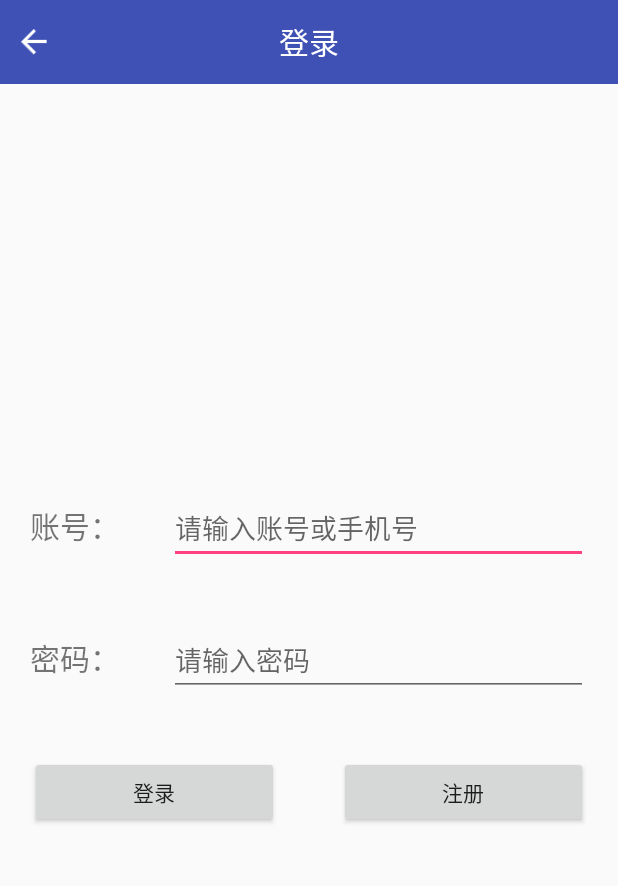
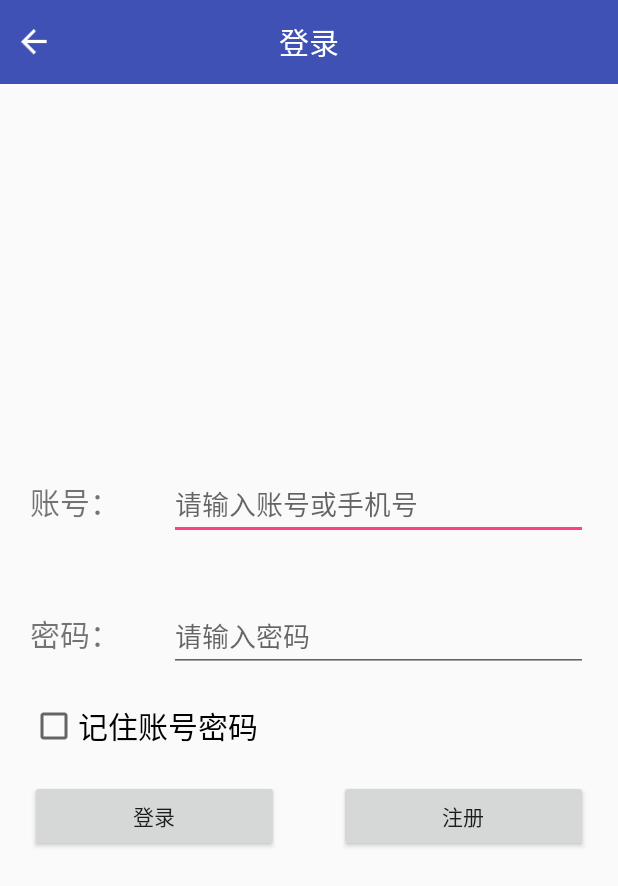
Before and after one commit to NightOfTheDay/coolweather, an Android app: the screen it shows after launch (LogInActivity), on a phone screen of 412 x 824 dp. Shown: the top 886 px of the screen. Run offline under Robolectric (Android 15) with nearby library versions, the light colour scheme and no system bars; libraries missing offline, so code that uses them is left out: org.litepal.crud; 4 statements that could not run were skipped.

Commit message:
添加启动画面

```diff
--- a/app/src/main/java/com/coolweather/android/RegisterActivity.java
+++ b/app/src/main/java/com/coolweather/android/RegisterActivity.java
@@ -91,7 +91,9 @@ public class RegisterActivity extends AppCompatActivity implements View.OnClickL
                     User u = new User();
                     u.setAccount(editAccount.getText().toString());
                     u.setPass(editPass.getText().toString());
-                    u.setPass(editPhone.getText().toString());
+                    u.setPhone(editPhone.getText().toString());
+                    u.setRemember("0");
+                    u.setQuit("0");
                     u.save();
                     //提示
                     AlertDialog.Builder aelrt = new AlertDialog.Builder(RegisterActivity.this);
--- /dev/null
+++ b/app/src/main/java/com/coolweather/android/WelcomeActivity.java
@@ -0,0 +1,107 @@
+package com.coolweather.android;
+
+import android.content.Context;
+import android.content.Intent;
+import android.database.Cursor;
+import android.net.ConnectivityManager;
+import android.net.NetworkInfo;
+import android.os.AsyncTask;
+import android.support.v7.app.AppCompatActivity;
+import android.os.Bundle;
+import android.view.WindowManager;
+
+import com.coolweather.android.db.User;
+
+import org.litepal.crud.DataSupport;
+
+import java.util.List;
+
+import static android.provider.Contacts.PresenceColumns.OFFLINE;
+
+/**
+ * 欢迎界面
+ */
+public class WelcomeActivity extends AppCompatActivity {
+
+    @Override
+    protected void onCreate(Bundle savedInstanceState) {
+        super.onCreate(savedInstanceState);
+        //不显示系统的标题栏，保证windowBackground和界面activity_main的大小一样，显示在屏幕不会有错位（去掉这一行试试就知道效果了）
+        getWindow().setFlags(WindowManager.LayoutParams.FLAG_FULLSCREEN, WindowManager.LayoutParams.FLAG_FULLSCREEN);
+        setContentView(R.layout.activity_welcome);
+        //启动线程
+        new MyAsyncTask().execute();
+    }
+
+
+    /**
+     * 启动界面线程
+     */
+    class MyAsyncTask extends AsyncTask<Void, Void, Integer> {
+        private static final int FAILURE = 0; // 失败
+        private static final int SUCCESS = 1; // 成功
+        private  boolean DATA;//
+        private static final int SHOW_TIME_MIN = 2000;
+
+        @Override
+        protected Integer doInBackground(Void... arg0) {
+            //计算延长时间
+            int result;
+            result = loadingCache();
+            long startTime = System.currentTimeMillis();
+            long loadingTime = System.currentTimeMillis() - startTime;
+            if (loadingTime < SHOW_TIME_MIN) {
+                try {
+                    Thread.sleep(SHOW_TIME_MIN - loadingTime);
+                } catch (InterruptedException e) {
+                    e.printStackTrace();
+                }
+            }
+
+            //耗时逻辑
+            //判断是否记住密码了
+            List<User> list = DataSupport.where("quit=?","1").find(User.class);
+            // 查询信息
+            Cursor cursor = DataSupport.findBySQL("select * from User where quit=?  and remember=?","1","1");
+            //有记住账号和没退出的账号
+            DATA = cursor.moveToFirst();
+            return result;
+        }
+
+        /**
+         * 返回值运行
+         * @param result
+         */
+        @Override
+        protected void onPostExecute(Integer result) {
+            super.onPostExecute(result);
+            //跳转Activity
+            if(DATA){
+                finish();
+                //跳转主页
+                Intent i = new Intent(WelcomeActivity.this, MainActivity.class);
+                startActivity(i);
+            }else{
+                finish();
+                //跳转登录
+                Intent i = new Intent(WelcomeActivity.this, LogInActivity.class);
+                startActivity(i);
+            }
+            //显示消失效果
+            overridePendingTransition(R.anim.fade_in, R.anim.fade_out);
+        }
+
+
+        //网络数据加载时间
+        public int loadingCache() {
+            ConnectivityManager manager = (ConnectivityManager) getSystemService(Context.CONNECTIVITY_SERVICE);
+            NetworkInfo info = manager.getActiveNetworkInfo();
+            if (info == null) {
+                return FAILURE;
+            }
+            return SUCCESS;
+        }
+    }
+
+
+}
--- /dev/null
+++ b/app/src/main/res/anim/fade_in.xml
@@ -0,0 +1,9 @@
+<?xml version="1.0" encoding="utf-8"?>
+<set
+    xmlns:android="http://schemas.android.com/apk/res/android"
+    android:shareInterpolator="false">
+    <alpha
+        android:fromAlpha="0"
+        android:toAlpha="1"
+        android:duration="2000" />
+</set>
--- /dev/null
+++ b/app/src/main/res/anim/fade_out.xml
@@ -0,0 +1,8 @@
+<?xml version="1.0" encoding="utf-8"?>
+<set xmlns:android="http://schemas.android.com/apk/res/android"
+    android:shareInterpolator="false">
+    <alpha
+        android:fromAlpha="1"
+        android:toAlpha="0"
+        android:duration="2000" />
+</set>
--- a/app/src/main/res/layout/activity_log_in.xml
+++ b/app/src/main/res/layout/activity_log_in.xml
@@ -4,6 +4,9 @@
     android:orientation="vertical"
     android:layout_width="match_parent"
     android:layout_height="match_parent">
+   <!-- <ImageView
+        android:layout_width="match_parent"
+        android:layout_height="match_parent" />-->
     <!--标题-->
     <include layout="@layout/public_title"/>
 
@@ -53,6 +56,19 @@
                 android:hint="请输入密码"/>
         </LinearLayout>
 
+        <!--按钮-->
+        <LinearLayout
+            android:orientation="horizontal"
+            android:layout_width="match_parent"
+            android:layout_height="wrap_content">
+            <CheckBox
+                android:id="@+id/cb"
+                android:text="记住账号密码"
+                android:textSize="20sp"
+                android:layout_marginLeft="20dp"
+                android:layout_width="wrap_content"
+                android:layout_height="wrap_content" />
+        </LinearLayout>
 
 
         <!--按钮-->
--- a/app/src/main/res/values/styles.xml
+++ b/app/src/main/res/values/styles.xml
@@ -8,4 +8,18 @@
         <item name="colorAccent">@color/colorAccent</item>
     </style>
 
+    <style name="AppBaseTheme" parent="Theme.AppCompat.Light.NoActionBar">
+        <!--
+            Theme customizations available in newer API levels can go in
+            res/values-vXX/styles.xml, while customizations related to
+            backward-compatibility can go here.
+        -->
+    </style>
+
+    <style name="StartAppTheme" parent="Theme.AppCompat.Light.NoActionBar">
+        <item name="android:windowNoTitle">true</item>
+        <item name="android:windowBackground">@drawable/welcome</item>
+        <!-- All customizations that are NOT specific to a particular API-level can go here. -->
+    </style>
+
 </resources>
```
Also changed, not shown: app/src/main/AndroidManifest.xml (+15 -6 lines), app/src/main/java/com/coolweather/android/LogInActivity.java (+54 -43 lines), app/src/main/java/com/coolweather/android/db/User.java (+21 -3 lines), app/src/main/res/drawable-xxhdpi/layout_list_start_pic.xml (added, +21 -0 lines), app/src/main/res/layout/activity_welcome.xml (added, +9 -0 lines), app/src/main/res/drawable-xxhdpi/welcome.jpg (added).
